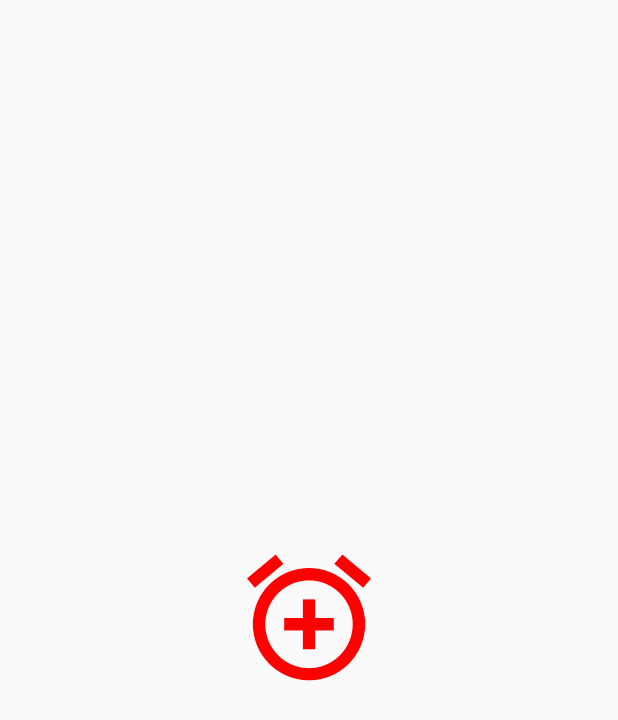
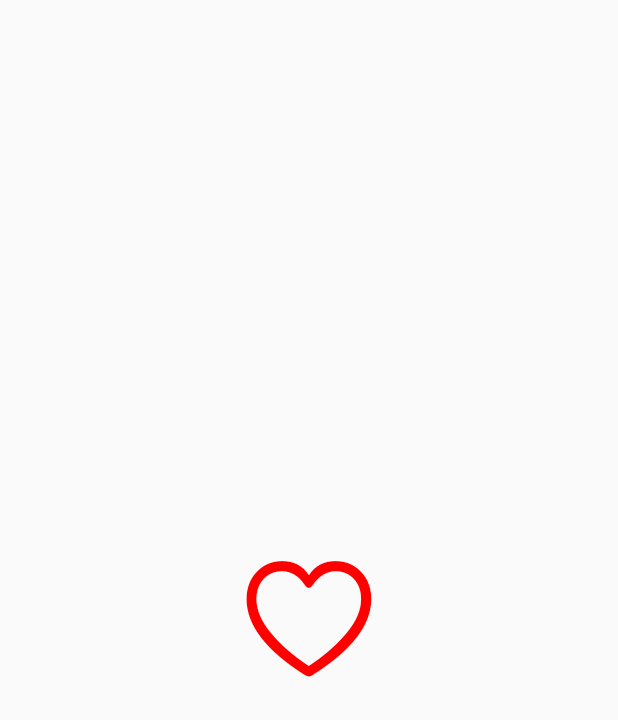
Before and after one commit to AgustinaGF/facebookFlutter, a Flutter app: the screen it shows after launch, on a phone screen of 412 x 824 dp. Shown: the top 720 px of the screen. Run offline on Flutter 3.47's test engine with Material 2 defaults, Android fonts, the phone set to English and light mode, and no system bars.

Commit message:
cupertinoIcons

```diff
--- a/lib/widgets/custom_icons.dart
+++ b/lib/widgets/custom_icons.dart
@@ -1,4 +1,5 @@
 import 'package:flutter/material.dart';
+import 'package:flutter/cupertino.dart';
 
 class CustomIcons extends StatelessWidget {
   @override
@@ -6,7 +7,7 @@ class CustomIcons extends StatelessWidget {
     return const Scaffold(
       body: Center(
         child: Icon(
-          Icons.alarm_add_outlined,
+          CupertinoIcons.heart,
           size: 100,
           color: Color(0xffff0000),
           // se utiliza para accesibilidad
```
